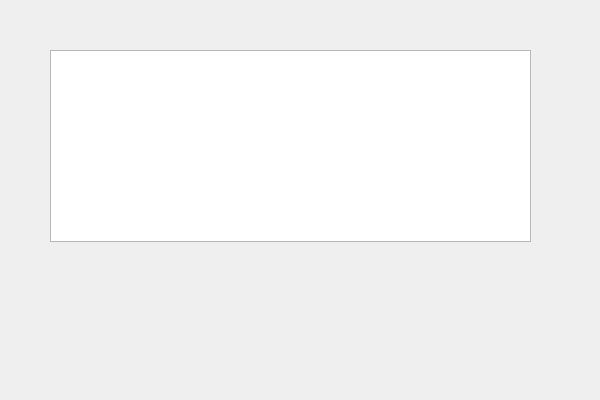
Qt form gui/ColaSqlGui/createrecord.ui (YXHXianYu/2023-BJTU-DBMS-Project) before a commit.
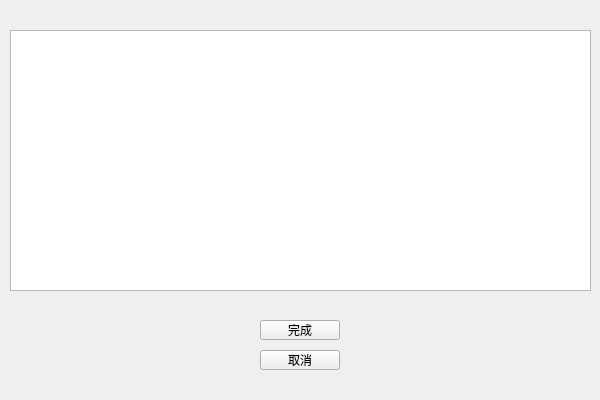
The same form after that commit.

Commit message: fix(gui):优化、修复若干问题

The edit to the form file:
```diff
--- a/gui/ColaSqlGui/createrecord.ui
+++ b/gui/ColaSqlGui/createrecord.ui
@@ -29,13 +29,39 @@
    <widget class="QTableView" name="tableView">
     <property name="geometry">
      <rect>
-      <x>50</x>
-      <y>50</y>
-      <width>481</width>
-      <height>192</height>
+      <x>10</x>
+      <y>30</y>
+      <width>581</width>
+      <height>261</height>
      </rect>
     </property>
    </widget>
+   <widget class="QPushButton" name="btn_finish">
+    <property name="geometry">
+     <rect>
+      <x>260</x>
+      <y>320</y>
+      <width>80</width>
+      <height>20</height>
+     </rect>
+    </property>
+    <property name="text">
+     <string>完成</string>
+    </property>
+   </widget>
+   <widget class="QPushButton" name="btn_cancel">
+    <property name="geometry">
+     <rect>
+      <x>260</x>
+      <y>350</y>
+      <width>80</width>
+      <height>20</height>
+     </rect>
+    </property>
+    <property name="text">
+     <string>取消</string>
+    </property>
+   </widget>
   </widget>
  </widget>
  <resources/>
```
The commit also changes 5 other files.
